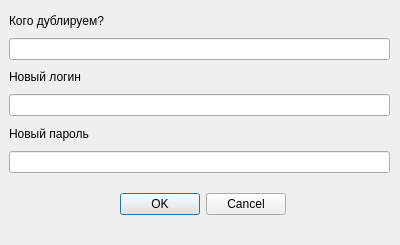
Qt form ui_files/duplication.ui (PrincePepper/DVFU_Course_work_2020_yeticup) before a commit.
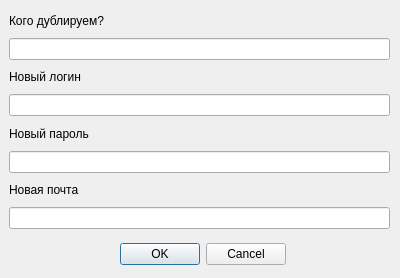
The same form after that commit.

```diff
--- a/ui_files/duplication.ui
+++ b/ui_files/duplication.ui
@@ -7,7 +7,7 @@
     <x>0</x>
     <y>0</y>
     <width>400</width>
-    <height>245</height>
+    <height>278</height>
    </rect>
   </property>
   <property name="windowTitle">
@@ -19,7 +19,7 @@
      <x>9</x>
      <y>9</y>
      <width>381</width>
-     <height>164</height>
+     <height>220</height>
     </rect>
    </property>
    <layout class="QVBoxLayout" name="verticalLayout">
@@ -53,13 +53,23 @@
     <item>
      <widget class="QLineEdit" name="new_password"/>
     </item>
+    <item>
+     <widget class="QLabel" name="label_4">
+      <property name="text">
+       <string>Новая почта</string>
+      </property>
+     </widget>
+    </item>
+    <item>
+     <widget class="QLineEdit" name="new_mail"/>
+    </item>
    </layout>
   </widget>
   <widget class="QDialogButtonBox" name="buttonBox">
    <property name="geometry">
     <rect>
      <x>110</x>
-     <y>190</y>
+     <y>240</y>
      <width>176</width>
      <height>28</height>
     </rect>
```
